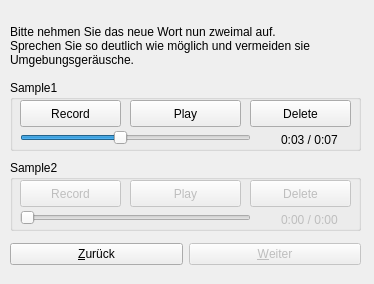
Old version of the form ui/addword.ui in the repository KDE/simon.
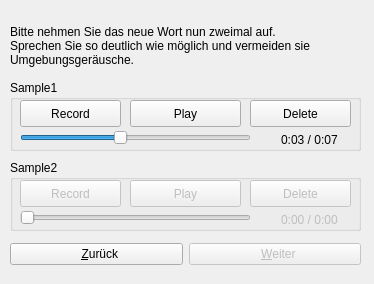
New version of the form. The open tabs and pages were chosen to show the change. Icons and pictures are not drawn.

Diff of the .ui file:
```diff
--- a/ui/addword.ui
+++ b/ui/addword.ui
@@ -343,7 +343,7 @@
       <item>
        <widget class="QPushButton" name="pbBack_2" >
         <property name="text" >
-         <string>&amp;Zurück</string>
+         <string>  &amp;Zurück</string>
         </property>
         <property name="icon" >
          <iconset>:/images/icons/back.png</iconset>
@@ -359,7 +359,7 @@
          <enum>Qt::RightToLeft</enum>
         </property>
         <property name="text" >
-         <string>&amp;Weiter</string>
+         <string>  &amp;Weiter</string>
         </property>
         <property name="icon" >
          <iconset>:/images/icons/next.png</iconset>
```
Left out of the diff: 122 changed lines with no effect on the pictures.
